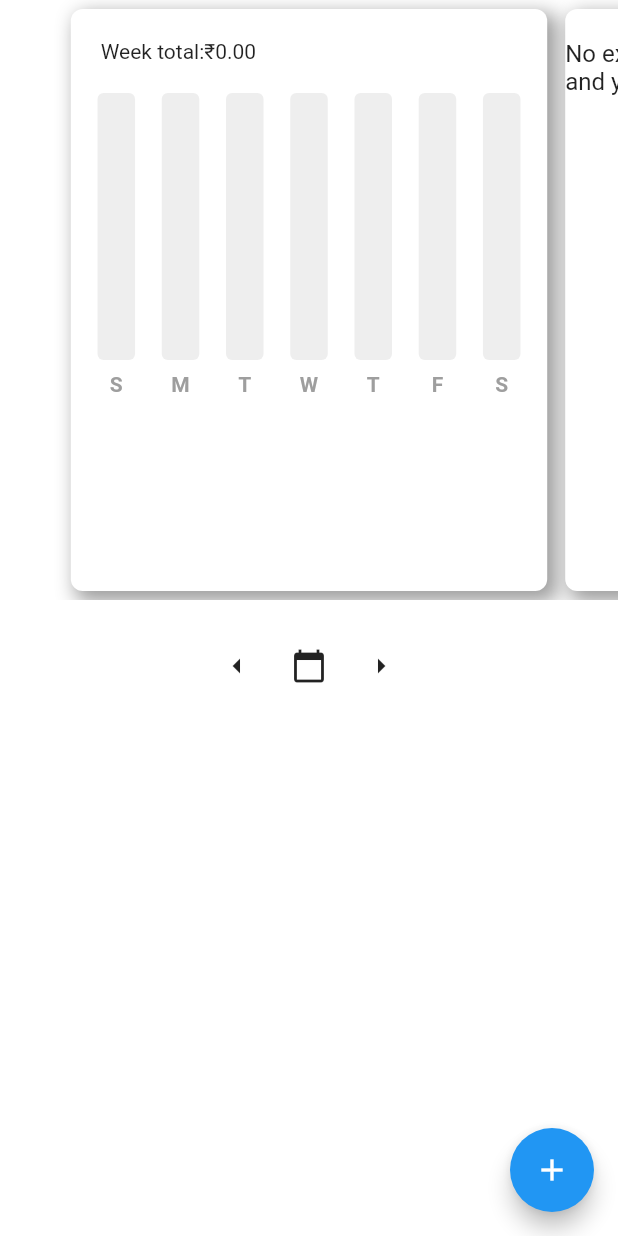
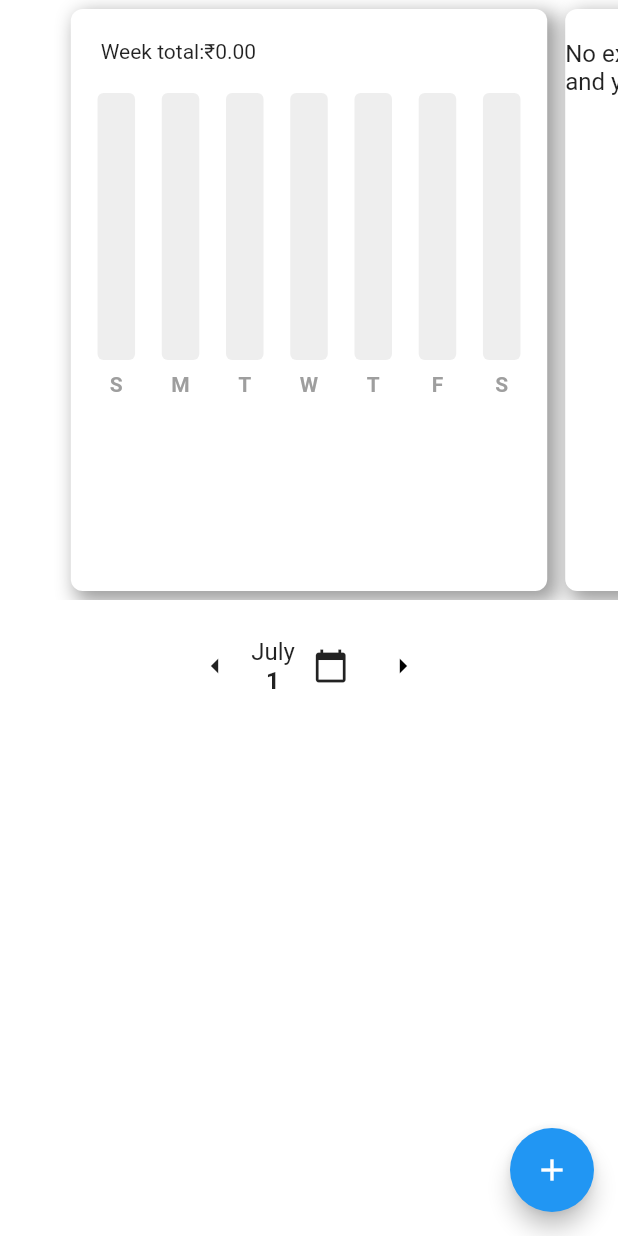
Before and after one commit to Aman-Kothari7/expense_tracker, a Flutter app: the screen it shows after launch, after a tap on the "arrow left" icon, on a phone screen of 412 x 824 dp. Run offline on Flutter 3.47's test engine with Material 2 defaults, Android fonts, the phone set to English and light mode, and no system bars; drawn by our look-alikes of carousel_slider, fl_chart; our stand-ins replace flutter_slidable, hive, hive_flutter, syncfusion_flutter_charts; accounts and stored records are empty.

```diff
--- a/lib/src/homepage.dart
+++ b/lib/src/homepage.dart
@@ -386,7 +386,19 @@ class _homepageState extends State<homepage> {
               const SizedBox(
                 height: 20,
               ),
-
+              // Row(
+              //   mainAxisAlignment: MainAxisAlignment.center,
+              //       children: [
+              //         Text(
+              //           DateFormat('MMMM').format(selectedDate),
+              //           style: TextStyle(fontSize: 16),
+              //         ),
+              //         Text(
+              //           DateFormat('d').format(selectedDate),
+              //           style: TextStyle(fontSize: 24, fontWeight: FontWeight.bold),
+              //         ),
+              //       ],
+              //     ),
               Row(
                 mainAxisAlignment: MainAxisAlignment.center,
                 children: [
@@ -398,18 +410,41 @@ class _homepageState extends State<homepage> {
                               });
                             },
                           ),
+                  Column(
+                    children: [
+                      Text(
+                        DateFormat('MMMM').format(selectedDate),
+                        style: TextStyle(fontSize: 16),
+                      ),
+                      Text(
+                        DateFormat('d').format(selectedDate),
+                        style: TextStyle(fontSize: 16, fontWeight: FontWeight.bold),
+                      ),
+                    ],
+                  ),
                   IconButton(
                   icon: const Icon(Icons.calendar_today),
                   onPressed: () => selectDate(context),
                 ),
+
                 IconButton(
                               icon: Icon(Icons.arrow_right),
-                              onPressed: () {
-                                setState(() {
-                                  selectedDate = selectedDate.add(Duration(days: 1));
-                                });
-                              },
+      color: (selectedDate.year == DateTime.now().year &&
+              selectedDate.month == DateTime.now().month &&
+              selectedDate.day == DateTime.now().day)
+          ? Colors.grey.shade300
+          : Colors.black,
+      onPressed: (selectedDate.year == DateTime.now().year &&
+              selectedDate.month == DateTime.now().month &&
+              selectedDate.day == DateTime.now().day)
+          ? null
+          : () {
+              setState(() {
+                selectedDate = selectedDate.add(Duration(days: 1));
+              });
+            },
                             ),
+
                 ]
               ),
 
```
